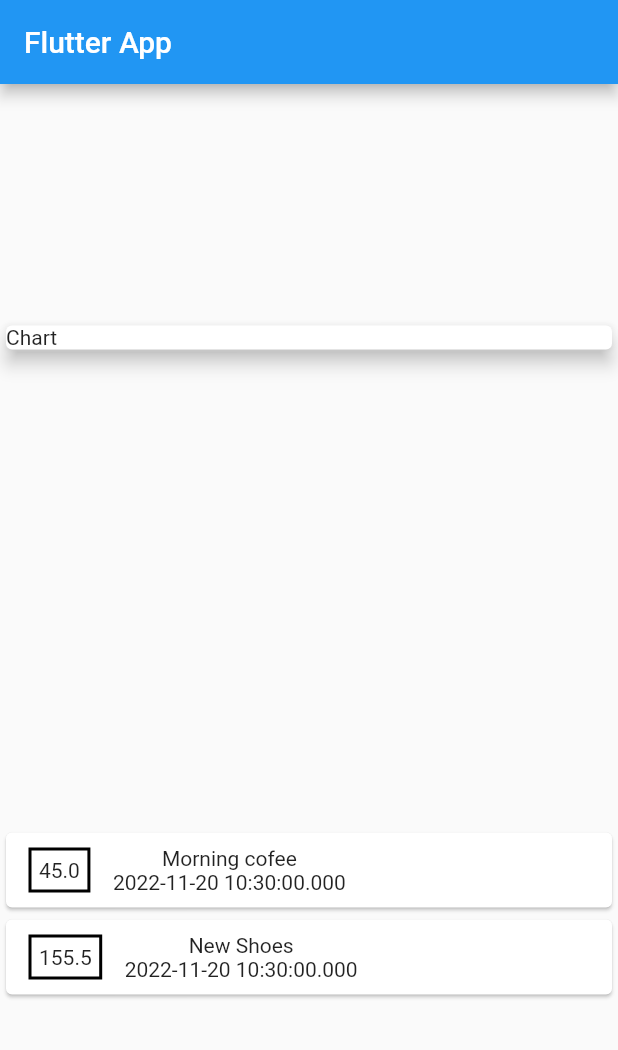
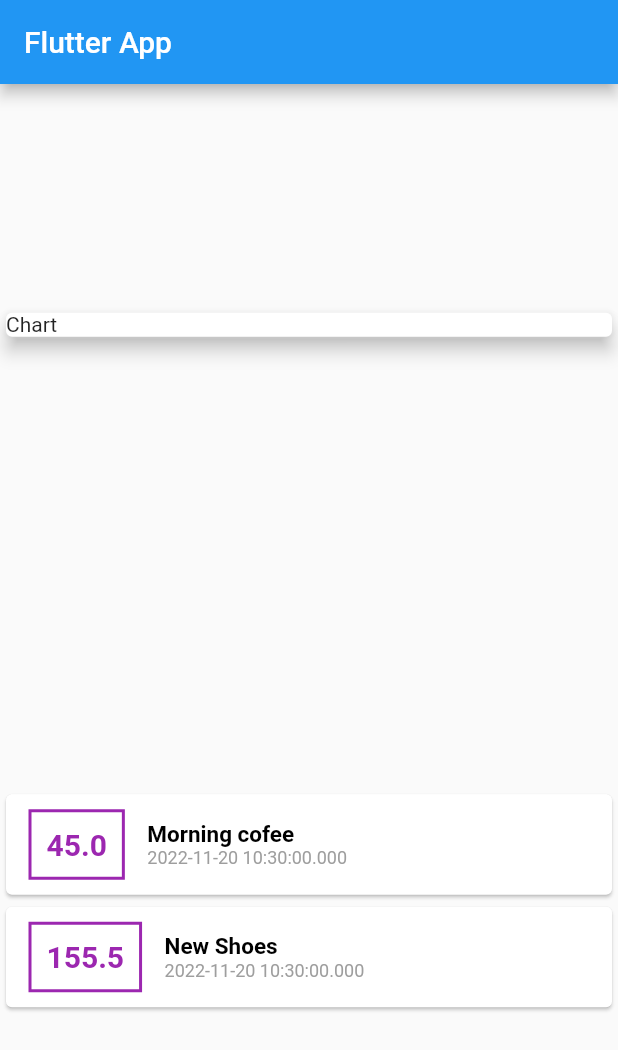
Before and after one commit to deolexx/flutter_personal_expenses_app, a Flutter app: the screen it shows after launch, on a phone screen of 412 x 824 dp. Shown: the top 1050 px of the screen. Run offline on Flutter 3.47's test engine with Material 2 defaults, Android fonts, the phone set to English and light mode, and no system bars.

Commit message:
add styling for the amount and date

```diff
--- a/lib/main.dart
+++ b/lib/main.dart
@@ -15,7 +15,8 @@ class MyApp extends StatelessWidget {
   }
 }
 
-class MyHomePage extends StatelessWidget {final List<Transaction> transactions = [
+class MyHomePage extends StatelessWidget {
+  final List<Transaction> transactions = [
     Transaction(
         id: 't1', title: 'Morning cofee', amount: 45.0, date: DateTime.now()),
     Transaction(
@@ -43,18 +44,38 @@ class MyHomePage extends StatelessWidget {final List<Transaction> transactions =
                   .map((tx) => Card(
                         child: Row(children: [
                           Container(
-                              padding: EdgeInsets.all(5),
+                              padding: const EdgeInsets.all(10),
                               margin: const EdgeInsets.symmetric(
                                   vertical: 10, horizontal: 15),
                               decoration: BoxDecoration(
                                 border:
-                                    Border.all(color: Colors.black, width: 2),
+                                    Border.all(color: Colors.purple, width: 2),
                               ),
-                              child: Text(tx.amount.toString())),
+                              child: Text(
+                                tx.amount.toString(),
+                                style: const TextStyle(
+                                    fontWeight: FontWeight.bold,
+                                    fontSize: 20,
+                                    color: Colors.purple),
+                              )),
                           Column(
+                            crossAxisAlignment: CrossAxisAlignment.start,
                             children: [
-                              Text(tx.title),
-                              Text(tx.date.toString())
+                              Text(
+                                tx.title,
+                                style: const TextStyle(
+                                  fontWeight: FontWeight.bold,
+                                  fontSize: 15,
+                                  color: Colors.black,
+                                ),
+                              ),
+                              Text(
+                                tx.date.toString(),
+                                style: const TextStyle(
+                                  fontSize: 12,
+                                  color: Colors.grey,
+                                ),
+                              )
                             ],
                           )
                         ]),
```
